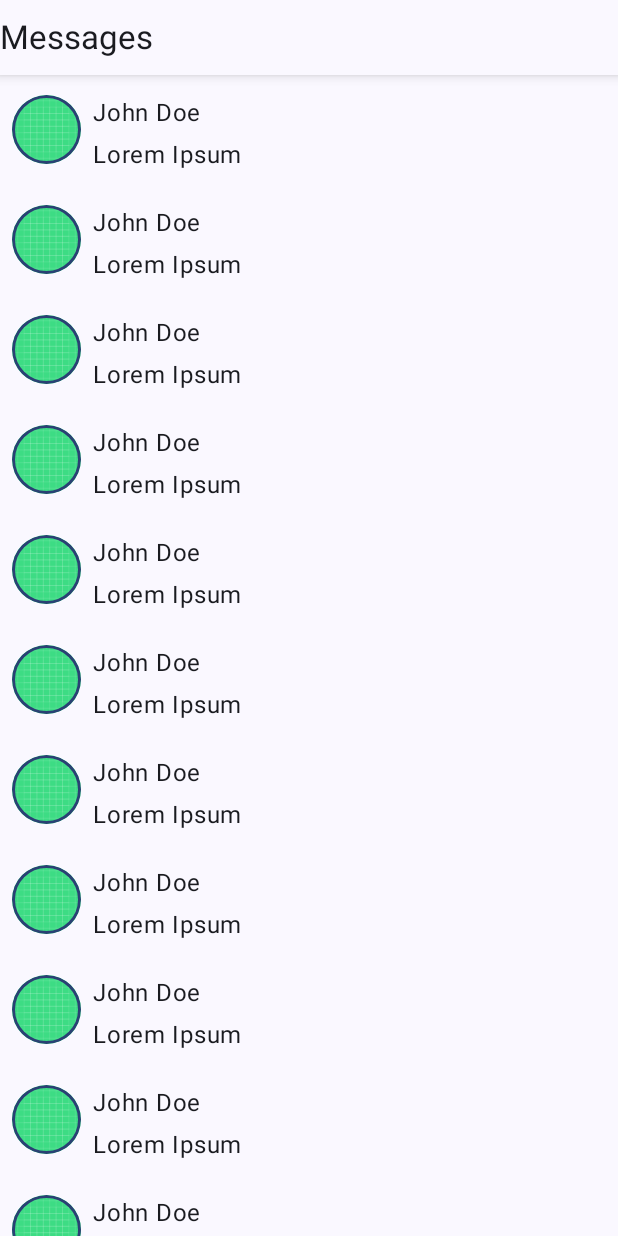
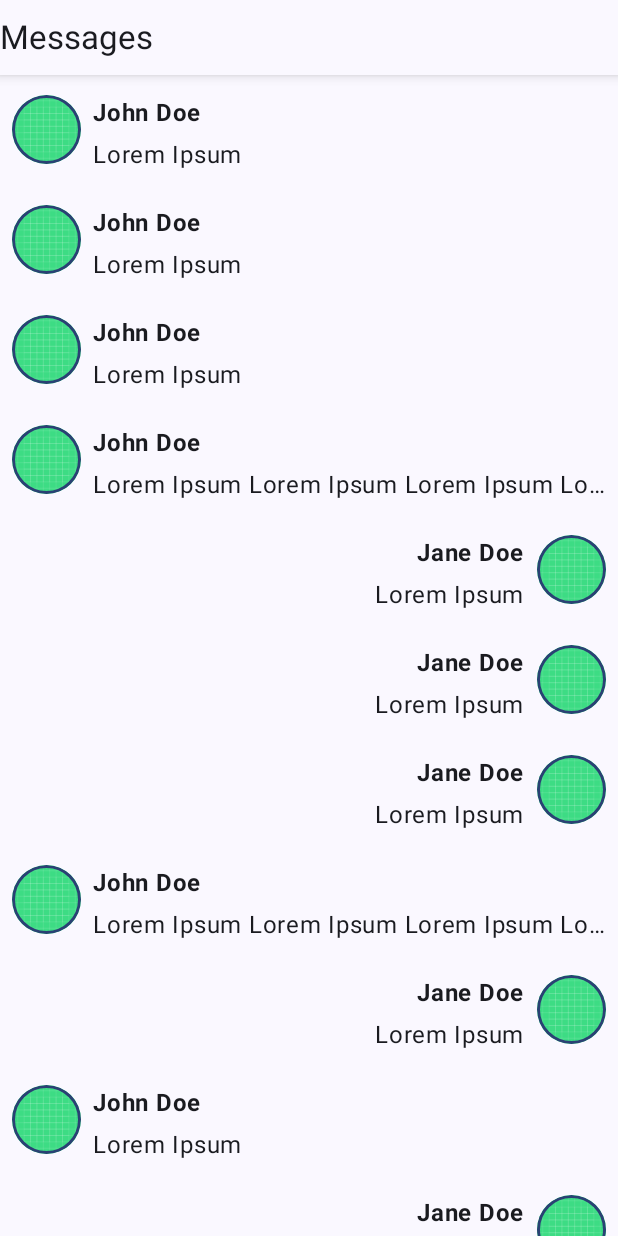
Before and after one commit to Arnie1x/ComposeTutorial, an Android app built with Jetpack Compose: the screen it shows after launch (MainActivity), on a phone screen of 412 x 824 dp. Run offline under Robolectric (Android 15) with nearby library versions, the phone set to English and light mode, and no system bars.

Commit message:
Updated the appearance of the messages and messages now have authors

```diff
--- a/app/src/main/java/com/example/composetutorial/MainActivity.kt
+++ b/app/src/main/java/com/example/composetutorial/MainActivity.kt
@@ -8,7 +8,6 @@ import androidx.compose.foundation.Image
 import androidx.compose.foundation.border
 import androidx.compose.foundation.clickable
 import androidx.compose.foundation.layout.Arrangement
-import androidx.compose.foundation.layout.Box
 import androidx.compose.foundation.layout.Column
 import androidx.compose.foundation.layout.Row
 import androidx.compose.foundation.layout.Spacer
@@ -21,13 +20,11 @@ import androidx.compose.foundation.layout.width
 import androidx.compose.foundation.lazy.LazyColumn
 import androidx.compose.foundation.lazy.items
 import androidx.compose.foundation.shape.CircleShape
-import androidx.compose.material3.Card
 import androidx.compose.material3.MaterialTheme
 import androidx.compose.material3.Surface
 import androidx.compose.material3.Text
 import androidx.compose.runtime.Composable
 import androidx.compose.runtime.getValue
-import androidx.compose.runtime.mutableStateListOf
 import androidx.compose.runtime.mutableStateOf
 import androidx.compose.runtime.remember
 import androidx.compose.runtime.setValue
@@ -36,11 +33,14 @@ import androidx.compose.ui.Modifier
 import androidx.compose.ui.draw.clip
 import androidx.compose.ui.draw.shadow
 import androidx.compose.ui.res.painterResource
+import androidx.compose.ui.text.font.FontWeight
+import androidx.compose.ui.text.style.TextOverflow
 import androidx.compose.ui.tooling.preview.Preview
 import androidx.compose.ui.unit.dp
 import com.example.composetutorial.ui.theme.ComposeTutorialTheme
 
 class Message(
+    var id: Int?,
     var author: String,
     var message: String
 ) {}
@@ -56,7 +56,7 @@ class MainActivity : ComponentActivity() {
                     color = MaterialTheme.colorScheme.background
                 ) {
                     Column {
-                        MessageList(messages = messageList)
+                        MessageList(messages = messageList, user_id = 1)
                     }
                 }
             }
@@ -65,24 +65,36 @@ class MainActivity : ComponentActivity() {
 }
 
 var messageList: List<Message> = listOf(
-    Message(author = "John Doe", message = "Lorem Ipsum"),
-    Message(author = "John Doe", message = "Lorem Ipsum"),
-    Message(author = "John Doe", message = "Lorem Ipsum"),
-    Message(author = "John Doe", message = "Lorem Ipsum"),
-    Message(author = "John Doe", message = "Lorem Ipsum"),
-    Message(author = "John Doe", message = "Lorem Ipsum"),
-    Message(author = "John Doe", message = "Lorem Ipsum"),
-    Message(author = "John Doe", message = "Lorem Ipsum"),
-    Message(author = "John Doe", message = "Lorem Ipsum"),
-    Message(author = "John Doe", message = "Lorem Ipsum"),
-    Message(author = "John Doe", message = "Lorem Ipsum"),
-    Message(author = "John Doe", message = "Lorem Ipsum"),
-    Message(author = "John Doe", message = "Lorem Ipsum"),
+    Message(id = 1, author = "John Doe", message = "Lorem Ipsum"),
+    Message(id = 1, author = "John Doe", message = "Lorem Ipsum"),
+    Message(id = 1, author = "John Doe", message = "Lorem Ipsum"),
+    Message(
+        id = 1,
+        author = "John Doe",
+        message = "Lorem Ipsum Lorem Ipsum Lorem Ipsum Lorem Ipsum Lorem Ipsum"
+    ),
+    Message(id = 2, author = "Jane Doe", message = "Lorem Ipsum"),
+    Message(id = 2, author = "Jane Doe", message = "Lorem Ipsum"),
+    Message(id = 2, author = "Jane Doe", message = "Lorem Ipsum"),
+    Message(
+        id = 1,
+        author = "John Doe",
+        message = "Lorem Ipsum Lorem Ipsum Lorem Ipsum Lorem Ipsum Lorem Ipsum"
+    ),
+    Message(id = 2, author = "Jane Doe", message = "Lorem Ipsum"),
+    Message(id = 1, author = "John Doe", message = "Lorem Ipsum"),
+    Message(id = 2, author = "Jane Doe", message = "Lorem Ipsum"),
+    Message(
+        id = 1,
+        author = "John Doe",
+        message = "Lorem Ipsum Lorem Ipsum Lorem Ipsum Lorem Ipsum Lorem Ipsum"
+    ),
+    Message(id = 2, author = "Jane Doe", message = "Lorem Ipsum"),
 )
 
 @OptIn(ExperimentalFoundationApi::class)
 @Composable
-fun MessageList(messages: List<Message>) {
+fun MessageList(messages: List<Message>, user_id: Int) {
     ComposeTutorialTheme {
         Surface {
             LazyColumn(
@@ -106,7 +118,7 @@ fun MessageList(messages: List<Message>) {
                     }
                 }
                 items(messages) { message ->
-                    MessageCard(message = message)
+                    MessageCard(message = message, author = user_id)
                 }
             }
         }
@@ -114,16 +126,21 @@ fun MessageList(messages: List<Message>) {
 }
 
 @Composable
-fun MessageCard(message: Message) {
+fun MessageCard(message: Message, author: Int) {
     ComposeTutorialTheme {
-        Surface {
+        Surface(
+
+        ) {
             Row(
                 modifier = Modifier
                     .fillMaxWidth()
                     .padding(all = 8.dp),
                 verticalAlignment = Alignment.Top,
-                horizontalArrangement = Arrangement.Start
+                horizontalArrangement = if (message.id == author) Arrangement.Start else Arrangement.End,
             ) {
+                // Add a horizontal space between the image and the column
+                var isExpanded by remember { mutableStateOf(false) }
+                if (message.id == author) {
                     Image(
                         painter = painterResource(R.drawable.ic_launcher_background),
                         contentDescription = "Contact profile picture",
@@ -134,18 +151,35 @@ fun MessageCard(message: Message) {
                             .clip(CircleShape)
                             .border(1.5.dp, MaterialTheme.colorScheme.primary, CircleShape)
                     )
-
-                // Add a horizontal space between the image and the column
                     Spacer(modifier = Modifier.width(8.dp))
-                var isExpanded by remember { mutableStateOf(false) }
+                }
                 Column(
                     verticalArrangement = Arrangement.Top,
+                    horizontalAlignment = if (message.id == author) Alignment.Start else Alignment.End,
                     modifier = Modifier.clickable { isExpanded = !isExpanded }
                 ) {
-                    Text(text = message.author)
+                    Text(text = message.author, fontWeight = FontWeight.Bold, color = MaterialTheme.colorScheme.onBackground)
                     Spacer(modifier = Modifier.height(4.dp))
-                    Text(text = message.message, maxLines = if (isExpanded) Int.MAX_VALUE else 1)
+                    Text(text = message.message,
+                        maxLines = if (isExpanded) Int.MAX_VALUE else 1,
+                        overflow = TextOverflow.Ellipsis
+                    )
                 }
+
+                if (message.id != author) {
+                    Spacer(modifier = Modifier.width(8.dp))
+                    Image(
+                        painter = painterResource(R.drawable.ic_launcher_background),
+                        contentDescription = "Contact profile picture",
+                        modifier = Modifier
+                            // Set image size to 40 dp
+                            .size(46.dp)
+                            // Clip image to be shaped as a circle
+                            .clip(CircleShape)
+                            .border(1.5.dp, MaterialTheme.colorScheme.primary, CircleShape)
+                    )
+                }
+
             }
         }
     }
```
Lines whose indentation alone changed are shown as unchanged.
